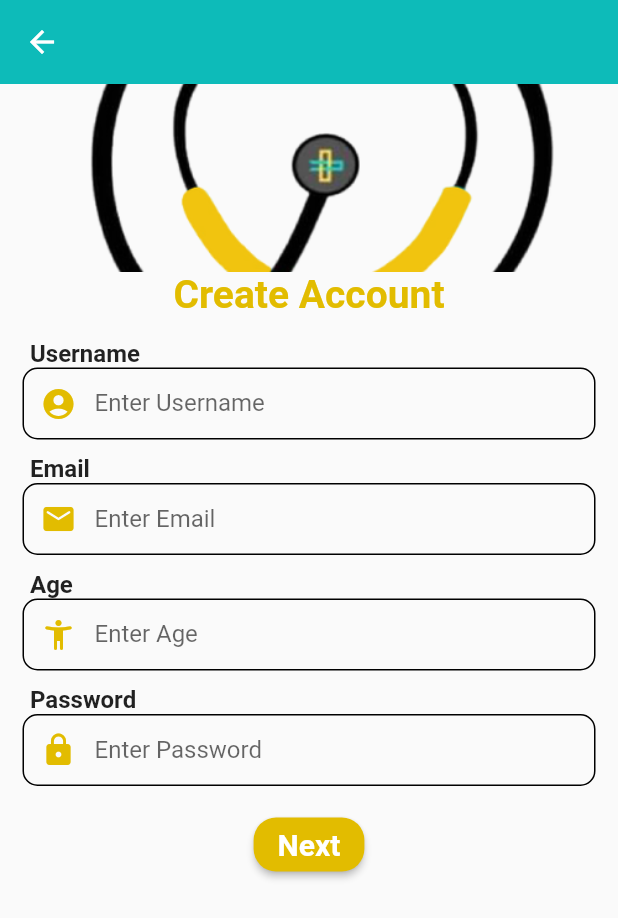
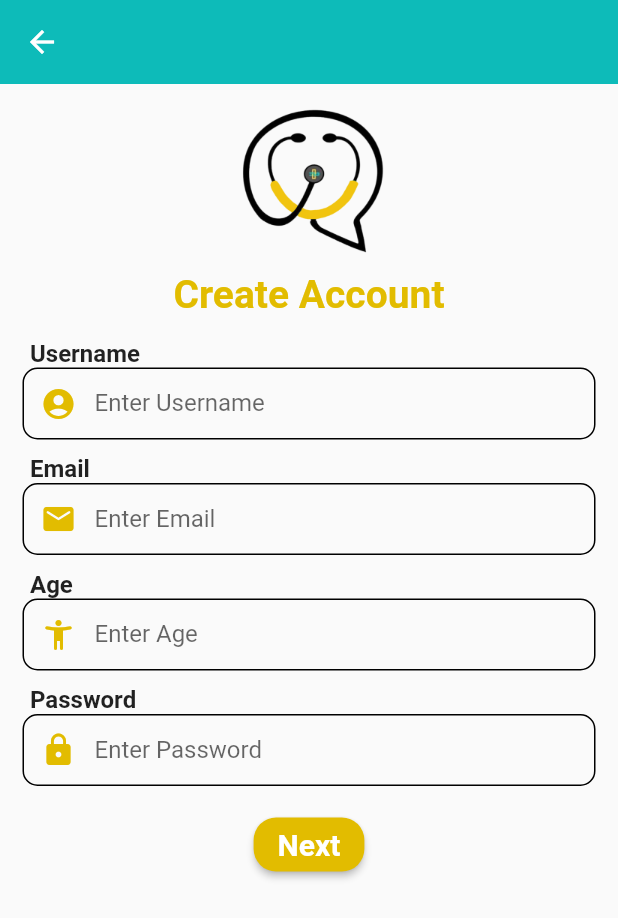
Before and after one commit to aarzooc/Social-Media-App, a Flutter app: the Register screen opened directly, on a phone screen of 412 x 824 dp. Shown: the top 918 px of the screen. Run offline on Flutter 3.47's test engine with Material 2 defaults, Android fonts, the light colour scheme and no system bars; our stand-ins replace firebase_auth, firebase_core, firebase_database, splashscreen; accounts and stored records are empty.

Commit message:
Update image_banner.dart

```diff
--- a/lib/screens/register/image_banner.dart
+++ b/lib/screens/register/image_banner.dart
@@ -11,6 +11,6 @@ class ImageBanner extends StatelessWidget {
         constraints: BoxConstraints.expand(
           height: 125.0,
         ),
-        child: Image.asset(_assetPath, fit: BoxFit.cover));
+        child: Image.asset(_assetPath, fit: BoxFit.contain));
   }
 }
```
